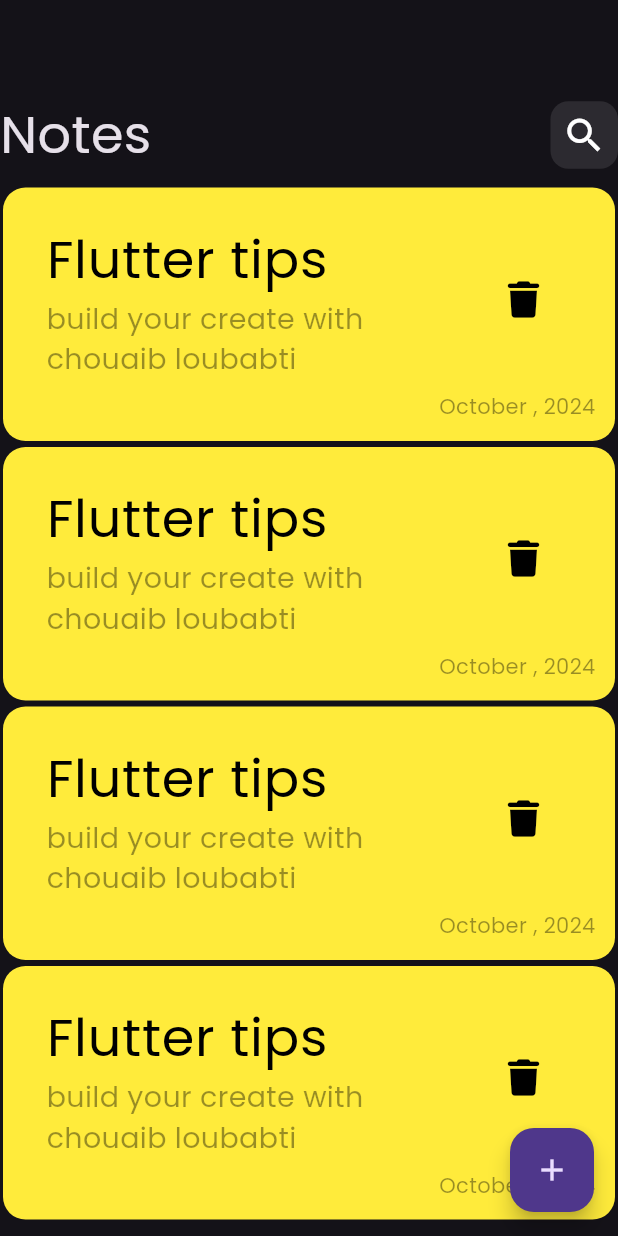
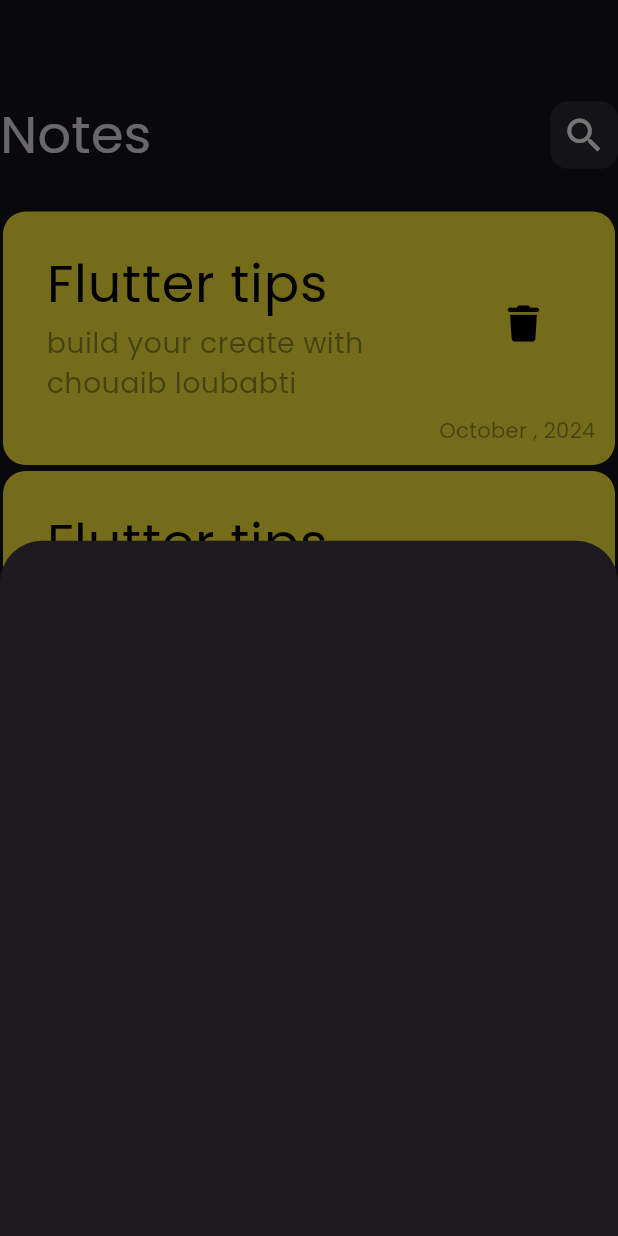
Before and after one commit to Choubbati/Notes_app, a Flutter app: the screen it shows after launch, after a tap on the "add" icon, on a phone screen of 412 x 824 dp. Run offline on Flutter 3.47's test engine with Material 3 defaults, Android fonts, the phone set to English and light mode, and no system bars; our stand-ins replace font_awesome_flutter.

Commit message:
Show Button Model Sheet

```diff
--- /dev/null
+++ b/lib/Views/Widgets/AddNotesButtonSheet.dart
@@ -0,0 +1,10 @@
+import 'package:flutter/material.dart';
+
+class Add_Notes_Button_Sheet extends StatelessWidget {
+  const Add_Notes_Button_Sheet({super.key});
+
+  @override
+  Widget build(BuildContext context) {
+    return  Container();
+  }
+}
--- a/lib/Views/Widgets/NotesListViewBuilder.dart
+++ b/lib/Views/Widgets/NotesListViewBuilder.dart
@@ -6,11 +6,14 @@ class Notes_ListView_Buider extends StatelessWidget {
 
   @override
   Widget build(BuildContext context) {
-    return  ListView.builder(
-      physics: BouncingScrollPhysics(),
-      itemCount: 10,
-      itemBuilder: (context , index){
-      return const Note_item();
-    });
+    return  Padding(
+      padding: const EdgeInsets.symmetric(vertical: 16),
+      child: ListView.builder(
+        physics: BouncingScrollPhysics(),
+        itemCount: 10,
+        itemBuilder: (context , index){
+        return const Note_item();
+      }),
+    );
   }
 }
--- a/lib/Views/notes_view.dart
+++ b/lib/Views/notes_view.dart
@@ -1,4 +1,5 @@
 import 'package:flutter/material.dart';
+import 'package:notes_app/Views/Widgets/AddNotesButtonSheet.dart';
 import 'package:notes_app/Views/Widgets/NotesViewBody.dart';
 
 class Notes_View extends StatelessWidget {
@@ -7,7 +8,16 @@ class Notes_View extends StatelessWidget {
   @override
   Widget build(BuildContext context) {
     return Scaffold(
-      floatingActionButton: FloatingActionButton(onPressed: (){} , child: Icon(Icons.add , ),),
+      floatingActionButton: FloatingActionButton(
+        onPressed: () {
+          showModalBottomSheet(context: context, builder: (context){
+            return Add_Notes_Button_Sheet();
+          });
+        },
+        child: Icon(
+          Icons.add,
+        ),
+      ),
       body: NotesViewBody(),
     );
   }
```
